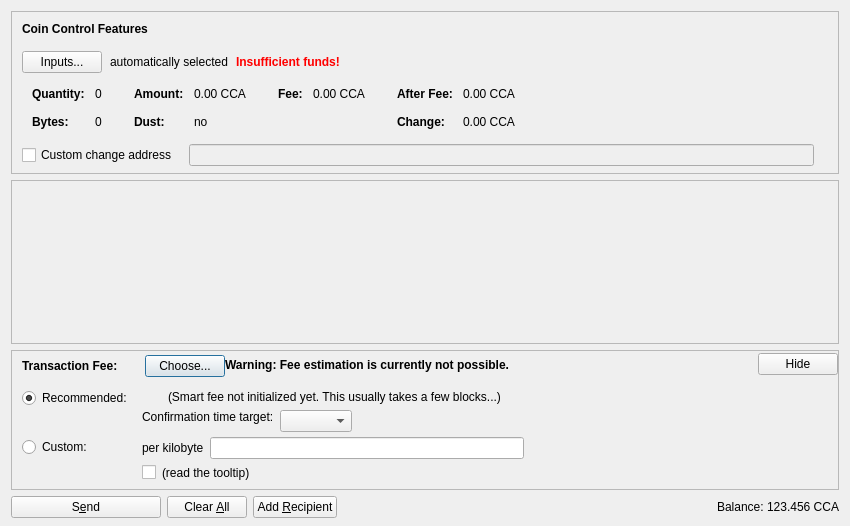
Before: the Qt Designer form src/qt/forms/sendcoinsdialog.ui in counos/CounosCoin, drawn with Qt 5.
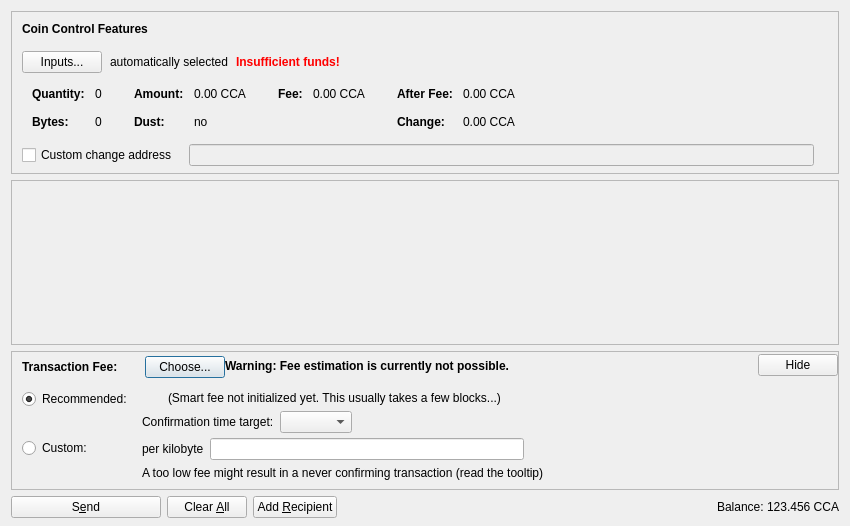
After: the same form once the commit is applied. Icons and pictures are not drawn. Custom widgets are drawn as their Qt base class.

```diff
--- a/src/qt/forms/sendcoinsdialog.ui
+++ b/src/qt/forms/sendcoinsdialog.ui
@@ -876,17 +876,7 @@
                <item>
                 <layout class="QHBoxLayout" name="horizontalLayoutFee8">
                  <item>
-                  <widget class="QCheckBox" name="checkBoxMinimumFee">
-                   <property name="toolTip">
-                    <string>Paying only the minimum fee is just fine as long as there is less transaction volume than space in the blocks. But be aware that this can end up in a never confirming transaction once there is more demand for counoscoin transactions than the network can process.</string>
-                   </property>
-                   <property name="text">
-                    <string/>
-                   </property>
-                  </widget>
-                 </item>
-                 <item>
-                  <widget class="QLabel" name="labelMinFeeWarning">
+                  <widget class="QLabel" name="labelCustomFeeWarning">
                    <property name="enabled">
                     <bool>true</bool>
                    </property>
@@ -894,10 +884,7 @@
                     <string>Paying only the minimum fee is just fine as long as there is less transaction volume than space in the blocks. But be aware that this can end up in a never confirming transaction once there is more demand for counoscoin transactions than the network can process.</string>
                    </property>
                    <property name="text">
-                    <string>(read the tooltip)</string>
-                   </property>
-                   <property name="margin">
-                    <number>5</number>
+                    <string>A too low fee might result in a never confirming transaction (read the tooltip)</string>
                    </property>
                   </widget>
                  </item>
@@ -990,9 +977,6 @@
                    <property name="text">
                     <string/>
                    </property>
-                   <property name="margin">
-                    <number>2</number>
-                   </property>
                   </widget>
                  </item>
                  <item>
@@ -1007,9 +991,6 @@
                    <property name="text">
                     <string>(Smart fee not initialized yet. This usually takes a few blocks...)</string>
                    </property>
-                   <property name="margin">
-                    <number>2</number>
-                   </property>
                   </widget>
                  </item>
                  <item>
@@ -1036,24 +1017,8 @@
                      <property name="text">
                       <string>Confirmation time target:</string>
                      </property>
-                     <property name="margin">
-                      <number>2</number>
-                     </property>
                     </widget>
                    </item>
-                   <item>
-                    <spacer name="verticalSpacer_3">
-                     <property name="orientation">
-                      <enum>Qt::Vertical</enum>
-                     </property>
-                     <property name="sizeHint" stdset="0">
-                      <size>
-                       <width>1</width>
-                       <height>1</height>
-                      </size>
-                     </property>
-                    </spacer>
-                   </item>
                   </layout>
                  </item>
                  <item>
```
Left out of the diff: 10 changed lines with no effect on the pictures.
